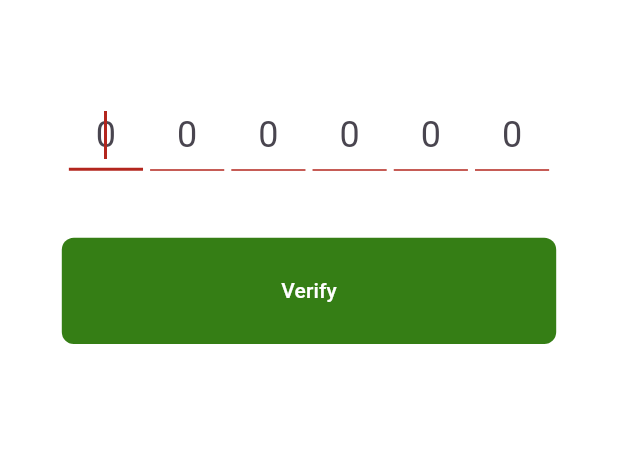
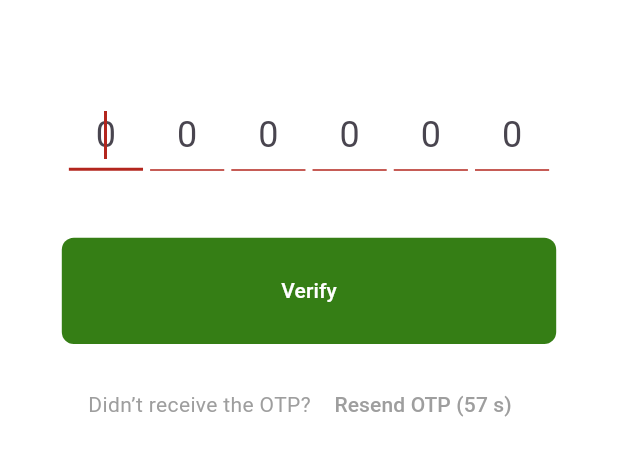
Before and after one commit to Hassnaa9/GFOOT, a Flutter app: the VerificationScreen screen opened by its route, after a tap on "Verify", on a phone screen of 412 x 824 dp, the part 464-940 px from its top. Run offline on Flutter 3.47's test engine with Material 3 defaults, Android fonts, the phone set to English and light mode, and no system bars; our stand-ins replace bloc, dio, equatable, firebase_auth, firebase_core, flutter_bloc and 2 more; missing offline and left inert: flutter_facebook_auth; accounts and stored records are empty.

Commit message:
handle otp verification with backend changes

```diff
--- a/lib/Core/api/end_points.dart
+++ b/lib/Core/api/end_points.dart
@@ -13,7 +13,7 @@ static const String _baseUrl = "https://gfoot.runasp.net/api/";
   static String activity = "${_baseUrl}Individual/log-activity";
   static String getRank = "${_baseUrl}Individual/rank";
   static String refreshToken = "${_baseUrl}Authentication/Refresh-Token";
-  static String verifyOtp = "${_baseUrl}Authentication/Confirm-Email";
+  static String resendOtp = "${_baseUrl}Authentication/Resend-PasswordReset-Otp";
 
 
 }
--- a/lib/Features/forget_password/OTP_verification.dart
+++ b/lib/Features/forget_password/OTP_verification.dart
@@ -1,3 +1,4 @@
+import 'dart:async';
 import 'package:flutter/material.dart';
 import 'package:flutter_bloc/flutter_bloc.dart';
 import 'package:graduation_project/Features/forget_password/presentation/views/widgets/logo_with_title.dart';
@@ -5,15 +6,48 @@ import 'package:graduation_project/Features/forget_password/presentation/views/w
 import 'package:graduation_project/Features/login&registration/presentation/view_models/user_cubit/auth_cubit.dart';
 import 'package:graduation_project/Features/login&registration/presentation/view_models/user_cubit/auth_cubit_state.dart';
 import 'package:graduation_project/Core/utils/assets.dart';
+import 'package:graduation_project/constants.dart';
 
-class VerificationScreen extends StatelessWidget {
-  final String route = '/Verify';
-
+class VerificationScreen extends StatefulWidget {
   const VerificationScreen({super.key});
 
   @override
+  State<VerificationScreen> createState() => _VerificationScreenState();
+}
+
+class _VerificationScreenState extends State<VerificationScreen> {
+  int _resendCooldown = 0;
+  Timer? _timer;
+
+  @override
+  void initState() {
+    super.initState();
+    _startResendTimer();
+  }
+
+  @override
+  void dispose() {
+    _timer?.cancel();
+    super.dispose();
+  }
+
+  void _startResendTimer() {
+    setState(() {
+      _resendCooldown = 60; // 60 seconds cooldown
+    });
+    _timer = Timer.periodic(const Duration(seconds: 1), (timer) {
+      if (_resendCooldown > 0) {
+        setState(() {
+          _resendCooldown--;
+        });
+      } else {
+        timer.cancel();
+      }
+    });
+  }
+
+  @override
   Widget build(BuildContext context) {
-    // Assuming email is passed from ForgotPasswordScreen
     final String email = ModalRoute.of(context)?.settings.arguments as String? ?? "";
 
     return Scaffold(
@@ -23,6 +57,13 @@ class VerificationScreen extends StatelessWidget {
           if (state is SignInFailure) {
             ScaffoldMessenger.of(context).showSnackBar(
               SnackBar(content: Text(state.errMessage)),
+            );
+          } else if (state is OtpStored) {
+            print('OtpStored state received, navigating to /ChangePassword'); // Debug print
+            Navigator.pushNamed(context, '/ChangePass', arguments: email);
+          } else if (state is ForgotPasswordSuccess) {
+            ScaffoldMessenger.of(context).showSnackBar(
+              const SnackBar(content: Text('OTP resent successfully')),
             );
           }
         },
@@ -35,8 +76,38 @@ class VerificationScreen extends StatelessWidget {
               SizedBox(height: MediaQuery.of(context).size.height * 0.04),
               OtpForm(
                 onOtpSubmitted: (otp) {
-                  context.read<AuthCubit>().verifyOtp(email, otp, context);
+                  print('OTP Submitted: $otp'); // Debug print
+                  context.read<AuthCubit>().storeOtp(otp); // Store OTP and trigger navigation
                 },
+              ),
+              SizedBox(height: MediaQuery.of(context).size.height * 0.02),
+              Row(
+                mainAxisAlignment: MainAxisAlignment.center,
+                children: [
+                  const Text(
+                    "Didn’t receive the OTP? ",
+                    style: TextStyle(color: Colors.grey),
+                  ),
+                  TextButton(
+                    onPressed: _resendCooldown > 0 || state is SignInLoading
+                        ? null
+                        : () {
+                            print('Resending OTP for email: $email'); // Debug print
+                            context.read<AuthCubit>().resendOtp(email, context);
+                            _startResendTimer();
+                          },
+                    child: Text(
+                      _resendCooldown > 0
+                          ? "Resend OTP ($_resendCooldown s)"
+                          : "Resend OTP",
+                      style: TextStyle(
+                        color: _resendCooldown > 0 || state is SignInLoading
+                            ? Colors.grey
+                            : MyColors.kPrimaryColor,
+                      ),
+                    ),
+                  ),
+                ],
               ),
             ],
           );
--- a/lib/Features/forget_password/presentation/views/forget_password_view.dart
+++ b/lib/Features/forget_password/presentation/views/forget_password_view.dart
@@ -41,7 +41,7 @@ class _ForgetPasswordBodyState extends State<ForgetPasswordBody> {
           logo: AssetsData.forgotPassImg,
           title: 'Forgot Password?',
           subText:
-              "Don’t worry! It happens. Please enter your email address, and we will send the OTP to your phone number.",
+              "Don’t worry! It happens. Please enter your email address, and we will send the OTP to your email .",
           children: [
             Form(
               key: _formKey,
--- a/lib/Features/forget_password/presentation/views/widgets/otp_form.dart
+++ b/lib/Features/forget_password/presentation/views/widgets/otp_form.dart
@@ -1,5 +1,4 @@
 import 'package:flutter/material.dart';
-import 'package:flutter/services.dart';
 import 'package:graduation_project/Features/forget_password/presentation/views/widgets/otp_form_text.dart';
 import 'package:graduation_project/constants.dart';
 
@@ -38,7 +37,7 @@ class _OtpFormState extends State<OtpForm> {
   void _submitOtp() {
     if (_formKey.currentState!.validate()) {
       final otp = _controllers.map((c) => c.text).join();
-      widget.onOtpSubmitted(otp);
+      widget.onOtpSubmitted(otp); // Fixed the typo: onOtpsubmitted -> onOtpSubmitted
     }
   }
 
```
Also changed, not shown: lib/Data/repository/auth_repository.dart (+13 -14 lines), lib/Features/forget_password/presentation/views/change_password_view.dart (+8 -13 lines).
